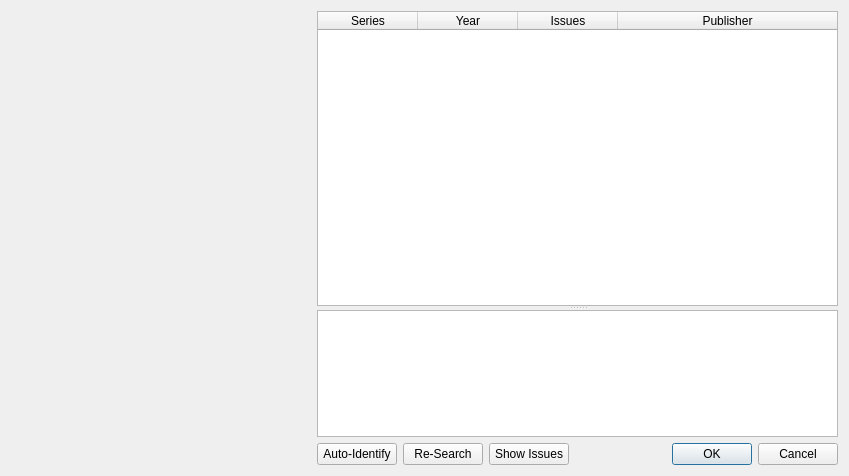
Above: comictaggerlib/ui/volumeselectionwindow.ui from comictagger/comictagger before the change. Below: the same form after it.
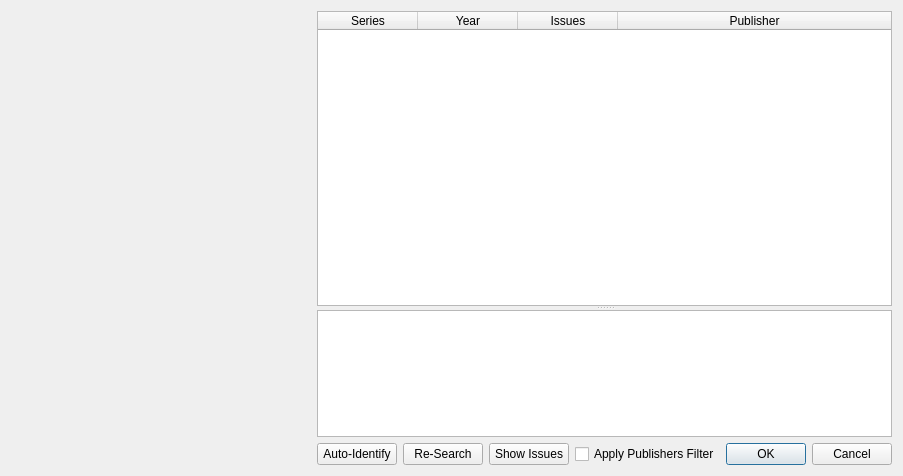
That is the form after the change.

Commit message: added ui elements for new search settings

```diff
--- a/comictaggerlib/ui/volumeselectionwindow.ui
+++ b/comictaggerlib/ui/volumeselectionwindow.ui
@@ -148,6 +148,13 @@
            </property>
           </widget>
          </item>
+        <item>
+         <widget class="QCheckBox" name="cbxFilter">
+          <property name="text">
+           <string>Apply Publishers Filter</string>
+          </property>
+         </widget>
+        </item>
          <item>
           <widget class="QDialogButtonBox" name="buttonBox">
            <property name="orientation">
```
The commit also changes 4 other files.
